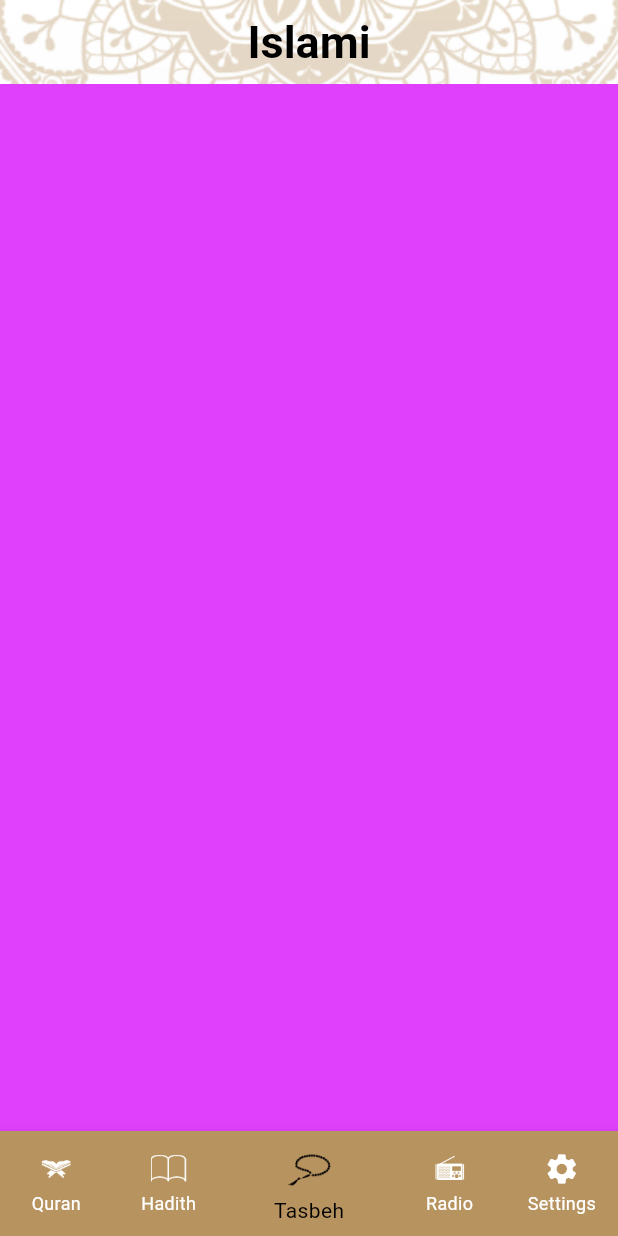
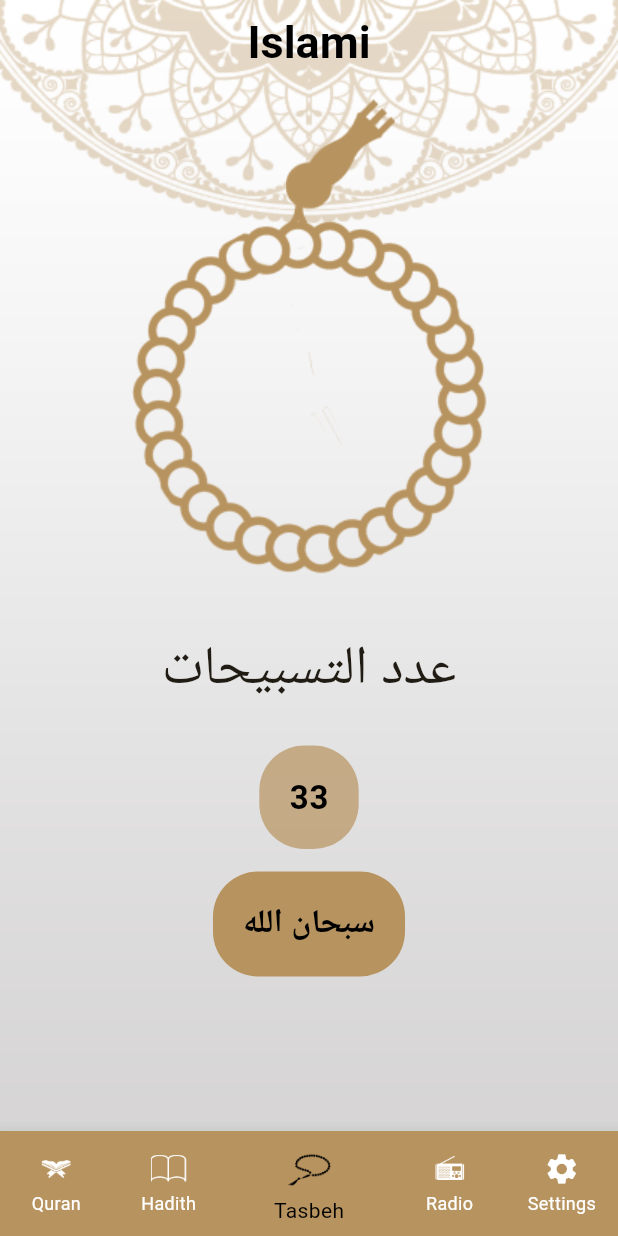
Before and after one commit to mSaaad10/flutter_quran_app_c11_friday, a Flutter app: the screen it shows after launch, item 3 of the bottom bar chosen, on a phone screen of 412 x 824 dp. Run offline on Flutter 3.47's test engine with Material 3 defaults, Android fonts, the phone set to English and light mode, and no system bars; generated files the repository leaves out were written again.

Commit message:
+ Update tasbeh_tab.dart + add images

```diff
--- a/lib/ui/home/tabs/tasbeh_tab/tasbeh_tab.dart
+++ b/lib/ui/home/tabs/tasbeh_tab/tasbeh_tab.dart
@@ -1,12 +1,60 @@
 import 'package:flutter/material.dart';
+import 'package:islami_c11_friday/utils/image_utils.dart';
 
 class TasbehTab extends StatelessWidget {
   const TasbehTab({super.key});
 
   @override
   Widget build(BuildContext context) {
-    return Container(
-      color: Colors.purpleAccent,
+    return Column(
+      crossAxisAlignment: CrossAxisAlignment.stretch,
+      children: [
+        Stack(
+          alignment: Alignment.topCenter,
+          children: [
+            Container(
+              margin: EdgeInsets.only(top: 10, right: 8, left: 50),
+              child: Image.asset(
+                  getImagePathByName(imageName: 'head of seb7a_light.png')),
+            ),
+            Padding(
+              padding: EdgeInsets.only(top: 50),
+              child: Image.asset(
+                  getImagePathByName(imageName: 'body of seb7a_light.png')),
+            ),
+          ],
+        ),
+        Padding(
+          padding: EdgeInsets.only(top: 2),
+          child: Text(
+            "عدد التسبيحات",
+            textAlign: TextAlign.center,
+            style: Theme.of(context).textTheme.displaySmall,
+          ),
+        ),
+        Padding(padding: EdgeInsets.only(top: 27),
+        child: Center(
+          child: Container(
+            padding: EdgeInsets.all(20),
+            decoration: BoxDecoration(
+              color: Theme.of(context).primaryColor.withOpacity(0.7),
+              borderRadius: BorderRadius.circular(30)
+            ),
+            child: Text("33",style: Theme.of(context).textTheme.labelMedium),
+          ),
+        ),),
+        Padding(padding: EdgeInsets.only(top: 15),
+        child: Center(
+          child: Container(
+            padding: EdgeInsets.all(20),
+            decoration: BoxDecoration(
+              color: Theme.of(context).primaryColor,
+              borderRadius: BorderRadius.circular(30)
+            ),
+            child: Text("سبحان الله",style: Theme.of(context).textTheme.labelMedium),
+          ),
+        ),),
+      ],
     );
   }
 }
```
Also changed, not shown: assets/images/body of seb7a_dark.png (added), assets/images/body of seb7a_light.png (added), assets/images/head of seb7a_dark.png (added), assets/images/head of seb7a_light.png (added), assets/images/main_background_dark.png (added), assets/images/splash_dark.png (added).
